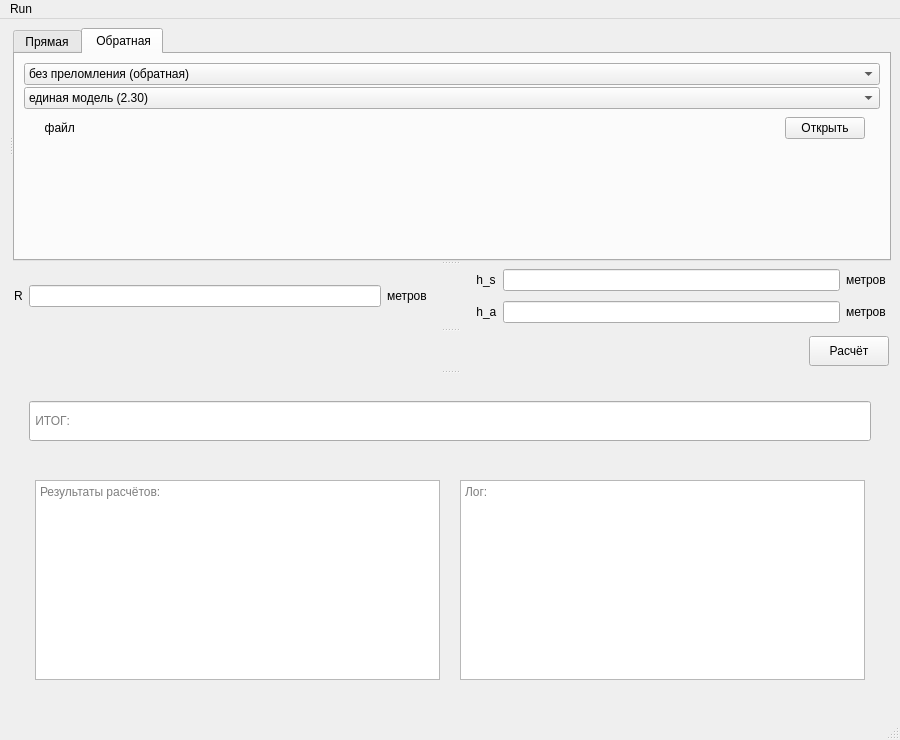
Before: the Qt Designer form main/mainwindow.ui in Kirikus/2024_Refraction, drawn with Qt 5.
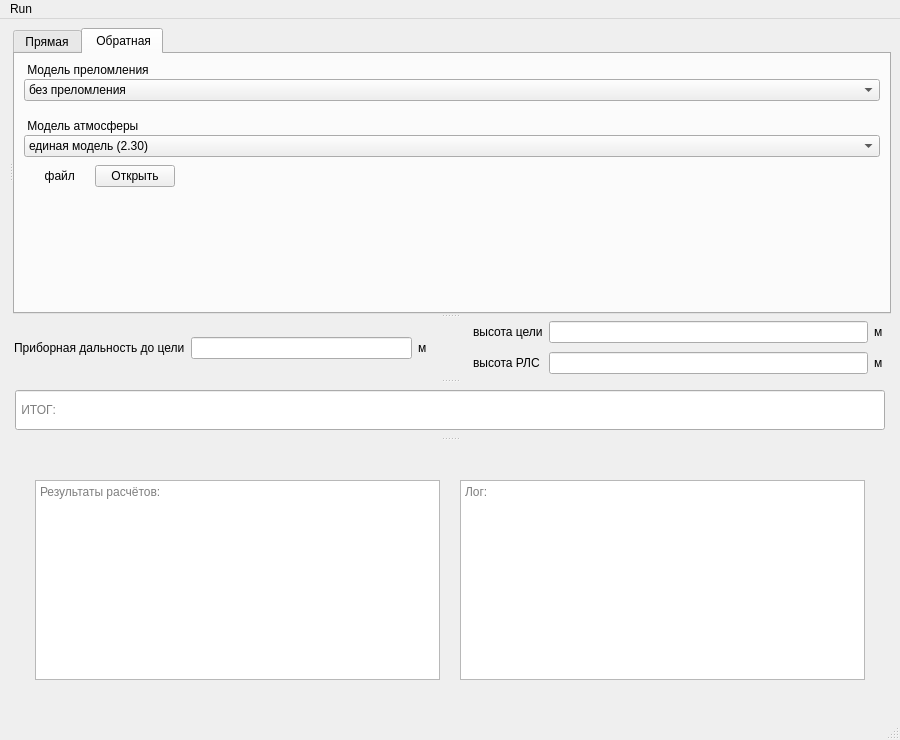
After: the same form once the commit is applied. The open tabs and pages were chosen to show the change. Custom widgets are drawn as their Qt base class.

Commit message: gui: all labels translated into russian, removed useless button

Diff of the .ui file:
```diff
--- a/main/mainwindow.ui
+++ b/main/mainwindow.ui
@@ -377,6 +377,13 @@
               <property name="bottomMargin">
                <number>4</number>
               </property>
+              <item>
+               <widget class="QLabel" name="label_5">
+                <property name="text">
+                 <string> Модель преломления</string>
+                </property>
+               </widget>
+              </item>
               <item>
                <widget class="QComboBox" name="comboBox_7">
                 <property name="sizePolicy">
@@ -387,7 +394,7 @@
                 </property>
                 <item>
                  <property name="text">
-                  <string>без преломления (обратная)</string>
+                  <string>без преломления</string>
                  </property>
                 </item>
                 <item>
@@ -405,11 +412,20 @@
                   <string>ср.зн. R кривизны (обратная)</string>
                  </property>
                 </item>
-                <item>
-                 <property name="text">
-                  <string>числ.интегрирование (обратная)</string>
-                 </property>
-                </item>
+               </widget>
+              </item>
+              <item>
+               <widget class="QLabel" name="label_8">
+                <property name="text">
+                 <string/>
+                </property>
+               </widget>
+              </item>
+              <item>
+               <widget class="QLabel" name="label_6">
+                <property name="text">
+                 <string> Модель атмосферы</string>
+                </property>
                </widget>
               </item>
               <item>
@@ -673,6 +689,19 @@
                      </property>
                     </spacer>
                    </item>
+                   <item row="0" column="2">
+                    <spacer name="horizontalSpacer_7">
+                     <property name="orientation">
+                      <enum>Qt::Horizontal</enum>
+                     </property>
+                     <property name="sizeHint" stdset="0">
+                      <size>
+                       <width>40</width>
+                       <height>20</height>
+                      </size>
+                     </property>
+                    </spacer>
+                   </item>
                   </layout>
                  </widget>
                 </widget>
@@ -703,7 +732,7 @@
            <item row="1" column="0">
             <widget class="QLabel" name="label">
              <property name="text">
-              <string> R</string>
+              <string>Приборная дальность до цели</string>
              </property>
              <property name="textFormat">
               <enum>Qt::RichText</enum>
@@ -716,7 +745,7 @@
            <item row="1" column="2">
             <widget class="QLabel" name="label_2">
              <property name="text">
-              <string>метров</string>
+              <string>м</string>
              </property>
              <property name="textFormat">
               <enum>Qt::RichText</enum>
@@ -768,7 +797,7 @@
               <string>высота цели</string>
              </property>
              <property name="text">
-              <string> h_s</string>
+              <string>высота цели</string>
              </property>
             </widget>
            </item>
@@ -784,7 +813,7 @@
               <string>высота РЛС</string>
              </property>
              <property name="text">
-              <string> h_a</string>
+              <string>высота РЛС</string>
              </property>
             </widget>
            </item>
@@ -804,14 +833,14 @@
            <item row="5" column="2">
             <widget class="QLabel" name="label_h_a">
              <property name="text">
-              <string>метров</string>
+              <string>м </string>
              </property>
             </widget>
            </item>
            <item row="2" column="2">
             <widget class="QLabel" name="label_h_s">
              <property name="text">
-              <string>метров</string>
+              <string>м </string>
              </property>
             </widget>
            </item>
@@ -822,64 +851,13 @@
        <widget class="QWidget" name="layoutWidget">
         <layout class="QHBoxLayout" name="buttonLayout">
          <property name="leftMargin">
-          <number>2</number>
-         </property>
-         <property name="rightMargin">
-          <number>2</number>
-         </property>
-         <item>
-          <spacer name="horizontalSpacer_2">
-           <property name="orientation">
-            <enum>Qt::Horizontal</enum>
-           </property>
-           <property name="sizeHint" stdset="0">
-            <size>
-             <width>40</width>
-             <height>20</height>
-            </size>
-           </property>
-          </spacer>
-         </item>
-         <item>
-          <widget class="QPushButton" name="main_launch_button">
-           <property name="sizePolicy">
-            <sizepolicy hsizetype="Fixed" vsizetype="Fixed">
-             <horstretch>0</horstretch>
-             <verstretch>0</verstretch>
-            </sizepolicy>
-           </property>
-           <property name="minimumSize">
-            <size>
-             <width>80</width>
-             <height>30</height>
-            </size>
-           </property>
-           <property name="maximumSize">
-            <size>
-             <width>80</width>
-             <height>30</height>
-            </size>
-           </property>
-           <property name="text">
-            <string>Расчёт</string>
-           </property>
-          </widget>
-         </item>
-        </layout>
-       </widget>
-       <widget class="QWidget" name="layoutWidget">
-        <layout class="QVBoxLayout" name="resultsArea">
-         <property name="spacing">
           <number>6</number>
          </property>
-         <property name="leftMargin">
-          <number>20</number>
-         </property>
          <property name="topMargin">
-          <number>6</number>
+          <number>2</number>
          </property>
          <property name="rightMargin">
-          <number>20</number>
+          <number>6</number>
          </property>
          <property name="bottomMargin">
           <number>2</number>
@@ -900,6 +878,25 @@
            </property>
           </widget>
          </item>
+        </layout>
+       </widget>
+       <widget class="QWidget" name="layoutWidget">
+        <layout class="QVBoxLayout" name="resultsArea">
+         <property name="spacing">
+          <number>6</number>
+         </property>
+         <property name="leftMargin">
+          <number>20</number>
+         </property>
+         <property name="topMargin">
+          <number>6</number>
+         </property>
+         <property name="rightMargin">
+          <number>20</number>
+         </property>
+         <property name="bottomMargin">
+          <number>2</number>
+         </property>
          <item>
           <layout class="QHBoxLayout" name="horizontalLayout">
            <property name="spacing">
```
Left out of the diff: 87 changed lines with no effect on the pictures. The commit also changes 1 other file.
